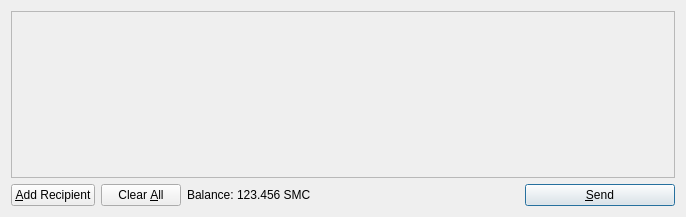
Old version of the form src/qt/forms/sendcoinsdialog.ui in the repository snowfrz/jaybeecee.
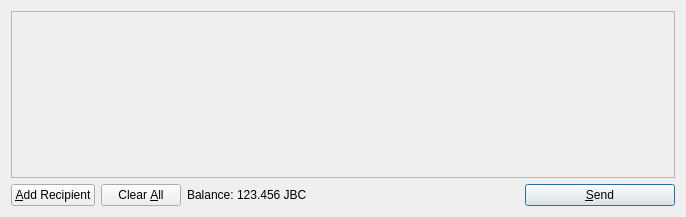
New version of the form. Icons and pictures are not drawn.

```diff
--- a/src/qt/forms/sendcoinsdialog.ui
+++ b/src/qt/forms/sendcoinsdialog.ui
@@ -119,7 +119,7 @@
           <cursorShape>IBeamCursor</cursorShape>
          </property>
          <property name="text">
-          <string>123.456 SMC</string>
+          <string>123.456 JBC</string>
          </property>
          <property name="textInteractionFlags">
           <set>Qt::LinksAccessibleByMouse|Qt::TextSelectableByKeyboard|Qt::TextSelectableByMouse</set>
```
